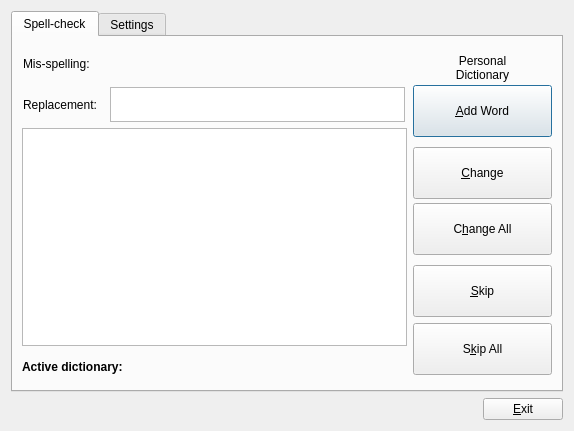
scribusproject/scribus, file scribus/plugins/tools/spellcheck/aspellpluginbase.ui: the form before one commit.
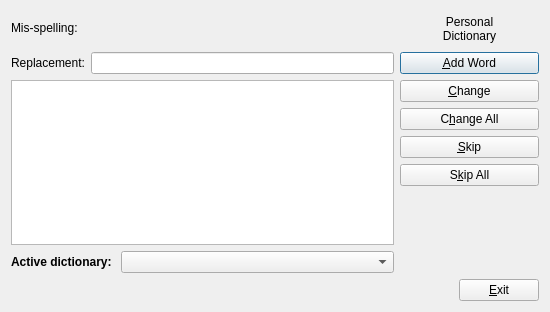
The form after the commit.

```diff
--- a/scribus/plugins/tools/spellcheck/aspellpluginbase.ui
+++ b/scribus/plugins/tools/spellcheck/aspellpluginbase.ui
@@ -5,8 +5,8 @@
    <rect>
     <x>0</x>
     <y>0</y>
-    <width>574</width>
-    <height>431</height>
+    <width>550</width>
+    <height>312</height>
    </rect>
   </property>
   <property name="windowTitle" >
@@ -14,37 +14,29 @@
   </property>
   <layout class="QVBoxLayout" >
    <item>
-    <widget class="QTabWidget" name="fmainTab" >
-     <property name="currentIndex" >
-      <number>0</number>
-     </property>
-     <widget class="QWidget" name="ftab1" >
-      <attribute name="title" >
-       <string>Spell-check</string>
-      </attribute>
+    <layout class="QHBoxLayout" >
+     <item>
+      <layout class="QVBoxLayout" >
+       <item>
       <layout class="QGridLayout" >
        <item row="0" column="0" >
-        <layout class="QVBoxLayout" >
-         <item>
-          <layout class="QHBoxLayout" >
-           <item>
             <widget class="QLabel" name="ftextLabel1" >
              <property name="sizePolicy" >
-              <sizepolicy vsizetype="Fixed" hsizetype="Fixed" >
+            <sizepolicy vsizetype="Fixed" hsizetype="Minimum" >
                <horstretch>0</horstretch>
                <verstretch>0</verstretch>
               </sizepolicy>
              </property>
              <property name="minimumSize" >
               <size>
-               <width>75</width>
-               <height>35</height>
+             <width>0</width>
+             <height>0</height>
               </size>
              </property>
              <property name="maximumSize" >
               <size>
-               <width>75</width>
-               <height>35</height>
+             <width>16777215</width>
+             <height>16777215</height>
               </size>
              </property>
              <property name="font" >
@@ -58,10 +50,10 @@
              </property>
             </widget>
            </item>
-           <item>
+         <item row="0" column="1" colspan="2" >
             <widget class="QLabel" name="fmisSpelling" >
              <property name="sizePolicy" >
-              <sizepolicy vsizetype="Fixed" hsizetype="MinimumExpanding" >
+            <sizepolicy vsizetype="Fixed" hsizetype="Expanding" >
                <horstretch>0</horstretch>
                <verstretch>0</verstretch>
               </sizepolicy>
@@ -74,8 +66,8 @@
              </property>
              <property name="maximumSize" >
               <size>
-               <width>300</width>
-               <height>35</height>
+             <width>16777215</width>
+             <height>16777215</height>
               </size>
              </property>
              <property name="text" >
@@ -83,31 +75,24 @@
              </property>
             </widget>
            </item>
-          </layout>
-         </item>
-         <item>
-          <layout class="QHBoxLayout" >
-           <property name="spacing" >
-            <number>4</number>
-           </property>
-           <item>
+         <item row="1" column="0" colspan="2" >
             <widget class="QLabel" name="ftextLabel2" >
              <property name="sizePolicy" >
-              <sizepolicy vsizetype="Fixed" hsizetype="Fixed" >
+            <sizepolicy vsizetype="Fixed" hsizetype="Minimum" >
                <horstretch>0</horstretch>
                <verstretch>0</verstretch>
               </sizepolicy>
              </property>
              <property name="minimumSize" >
               <size>
-               <width>82</width>
-               <height>35</height>
+             <width>0</width>
+             <height>0</height>
               </size>
              </property>
              <property name="maximumSize" >
               <size>
-               <width>82</width>
-               <height>35</height>
+             <width>16777215</width>
+             <height>16777215</height>
               </size>
              </property>
              <property name="text" >
@@ -115,27 +100,8 @@
              </property>
             </widget>
            </item>
-           <item>
-            <widget class="QTextEdit" name="fcurrWord" >
-             <property name="sizePolicy" >
-              <sizepolicy vsizetype="Fixed" hsizetype="MinimumExpanding" >
-               <horstretch>0</horstretch>
-               <verstretch>0</verstretch>
-              </sizepolicy>
-             </property>
-             <property name="minimumSize" >
-              <size>
-               <width>295</width>
-               <height>35</height>
-              </size>
-             </property>
-             <property name="maximumSize" >
-              <size>
-               <width>295</width>
-               <height>35</height>
-              </size>
-             </property>
-            </widget>
+         <item row="1" column="2" >
+          <widget class="QLineEdit" name="fcurrWord" />
            </item>
           </layout>
          </item>
@@ -147,21 +113,21 @@
            <item>
             <widget class="QLabel" name="ftextLabel4" >
              <property name="sizePolicy" >
-              <sizepolicy vsizetype="Fixed" hsizetype="Fixed" >
+            <sizepolicy vsizetype="Fixed" hsizetype="Minimum" >
                <horstretch>0</horstretch>
                <verstretch>0</verstretch>
               </sizepolicy>
              </property>
              <property name="minimumSize" >
               <size>
-               <width>123</width>
-               <height>29</height>
+             <width>0</width>
+             <height>0</height>
               </size>
              </property>
              <property name="maximumSize" >
               <size>
-               <width>123</width>
-               <height>29</height>
+             <width>16777215</width>
+             <height>16777215</height>
               </size>
              </property>
              <property name="font" >
@@ -176,15 +142,12 @@
             </widget>
            </item>
            <item>
-            <widget class="QLabel" name="ftextDictDetails" >
-             <property name="font" >
-              <font>
-               <weight>75</weight>
-               <bold>true</bold>
-              </font>
-             </property>
-             <property name="text" >
-              <string/>
+          <widget class="QComboBox" name="flistDicts" >
+           <property name="sizePolicy" >
+            <sizepolicy vsizetype="Fixed" hsizetype="Expanding" >
+             <horstretch>0</horstretch>
+             <verstretch>0</verstretch>
+            </sizepolicy>
              </property>
             </widget>
            </item>
@@ -192,13 +155,10 @@
          </item>
         </layout>
        </item>
-       <item row="0" column="1" >
+     <item>
         <layout class="QVBoxLayout" >
          <item>
           <layout class="QVBoxLayout" >
-           <property name="spacing" >
-            <number>0</number>
-           </property>
            <item>
             <widget class="QLabel" name="ftextLabel3" >
              <property name="sizePolicy" >
@@ -231,21 +191,21 @@
            <item>
             <widget class="QPushButton" name="faddWordBtn" >
              <property name="sizePolicy" >
-              <sizepolicy vsizetype="Fixed" hsizetype="Fixed" >
+            <sizepolicy vsizetype="Fixed" hsizetype="Minimum" >
                <horstretch>0</horstretch>
                <verstretch>0</verstretch>
               </sizepolicy>
              </property>
              <property name="minimumSize" >
               <size>
-               <width>139</width>
-               <height>52</height>
+             <width>0</width>
+             <height>0</height>
               </size>
              </property>
              <property name="maximumSize" >
               <size>
-               <width>139</width>
-               <height>52</height>
+             <width>16777215</width>
+             <height>16777215</height>
               </size>
              </property>
              <property name="text" >
@@ -257,27 +217,24 @@
          </item>
          <item>
           <layout class="QVBoxLayout" >
-           <property name="spacing" >
-            <number>4</number>
-           </property>
            <item>
             <widget class="QPushButton" name="fchangeBtn" >
              <property name="sizePolicy" >
-              <sizepolicy vsizetype="Fixed" hsizetype="Fixed" >
+            <sizepolicy vsizetype="Fixed" hsizetype="Minimum" >
                <horstretch>0</horstretch>
                <verstretch>0</verstretch>
               </sizepolicy>
              </property>
              <property name="minimumSize" >
               <size>
-               <width>139</width>
-               <height>52</height>
+             <width>0</width>
+             <height>0</height>
               </size>
              </property>
              <property name="maximumSize" >
               <size>
-               <width>139</width>
-               <height>52</height>
+             <width>16777215</width>
+             <height>16777215</height>
               </size>
              </property>
              <property name="text" >
@@ -288,21 +245,21 @@
            <item>
             <widget class="QPushButton" name="fchangeAllBtn" >
              <property name="sizePolicy" >
-              <sizepolicy vsizetype="Fixed" hsizetype="Fixed" >
+            <sizepolicy vsizetype="Fixed" hsizetype="Minimum" >
                <horstretch>0</horstretch>
                <verstretch>0</verstretch>
               </sizepolicy>
              </property>
              <property name="minimumSize" >
               <size>
-               <width>139</width>
-               <height>52</height>
+             <width>0</width>
+             <height>0</height>
               </size>
              </property>
              <property name="maximumSize" >
               <size>
-               <width>139</width>
-               <height>52</height>
+             <width>16777215</width>
+             <height>16777215</height>
               </size>
              </property>
              <property name="text" >
@@ -310,28 +267,24 @@
              </property>
             </widget>
            </item>
-          </layout>
-         </item>
-         <item>
-          <layout class="QVBoxLayout" >
            <item>
             <widget class="QPushButton" name="fskipBtn" >
              <property name="sizePolicy" >
-              <sizepolicy vsizetype="Fixed" hsizetype="Fixed" >
+            <sizepolicy vsizetype="Fixed" hsizetype="Minimum" >
                <horstretch>0</horstretch>
                <verstretch>0</verstretch>
               </sizepolicy>
              </property>
              <property name="minimumSize" >
               <size>
-               <width>139</width>
-               <height>52</height>
+             <width>0</width>
+             <height>0</height>
               </size>
              </property>
              <property name="maximumSize" >
               <size>
-               <width>139</width>
-               <height>52</height>
+             <width>16777215</width>
+             <height>16777215</height>
               </size>
              </property>
              <property name="text" >
@@ -343,14 +296,14 @@
             <widget class="QPushButton" name="fskipAllBtn" >
              <property name="minimumSize" >
               <size>
-               <width>139</width>
-               <height>52</height>
+             <width>0</width>
+             <height>0</height>
               </size>
              </property>
              <property name="maximumSize" >
               <size>
-               <width>139</width>
-               <height>52</height>
+             <width>16777215</width>
+             <height>16777215</height>
               </size>
              </property>
              <property name="text" >
@@ -360,37 +313,22 @@
            </item>
           </layout>
          </item>
-        </layout>
-       </item>
-      </layout>
-     </widget>
-     <widget class="QWidget" name="ftab2" >
-      <attribute name="title" >
-       <string>Settings</string>
-      </attribute>
-      <layout class="QVBoxLayout" >
        <item>
-        <widget class="QLabel" name="ftextLabel6" >
-         <property name="font" >
-          <font>
-           <weight>75</weight>
-           <bold>true</bold>
-          </font>
+        <spacer>
+         <property name="orientation" >
+          <enum>Qt::Vertical</enum>
          </property>
-         <property name="text" >
-          <string>Available aspell dictionaries:</string>
+         <property name="sizeHint" >
+          <size>
+           <width>20</width>
+           <height>40</height>
+          </size>
          </property>
-         <property name="textFormat" >
-          <enum>Qt::LogText</enum>
-         </property>
-        </widget>
+        </spacer>
        </item>
-       <item>
-        <widget class="QListWidget" name="flistDicts" />
-       </item>
-      </layout>
-     </widget>
-    </widget>
+      </layout>
+     </item>
+    </layout>
    </item>
    <item>
     <layout class="QHBoxLayout" >
```
Left out of the diff: 2 changed lines with no effect on the pictures. Lines whose indentation alone changed are shown as unchanged.
